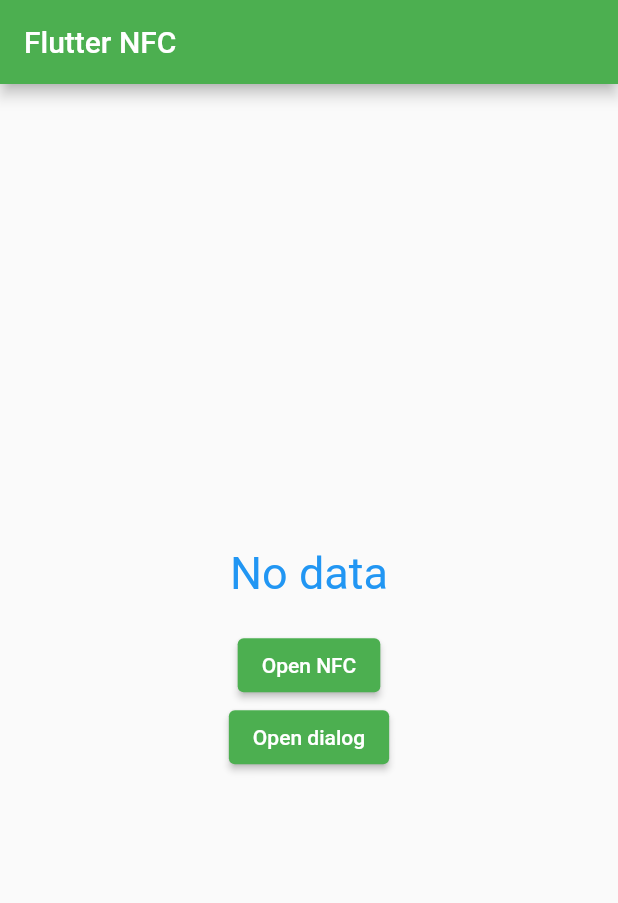
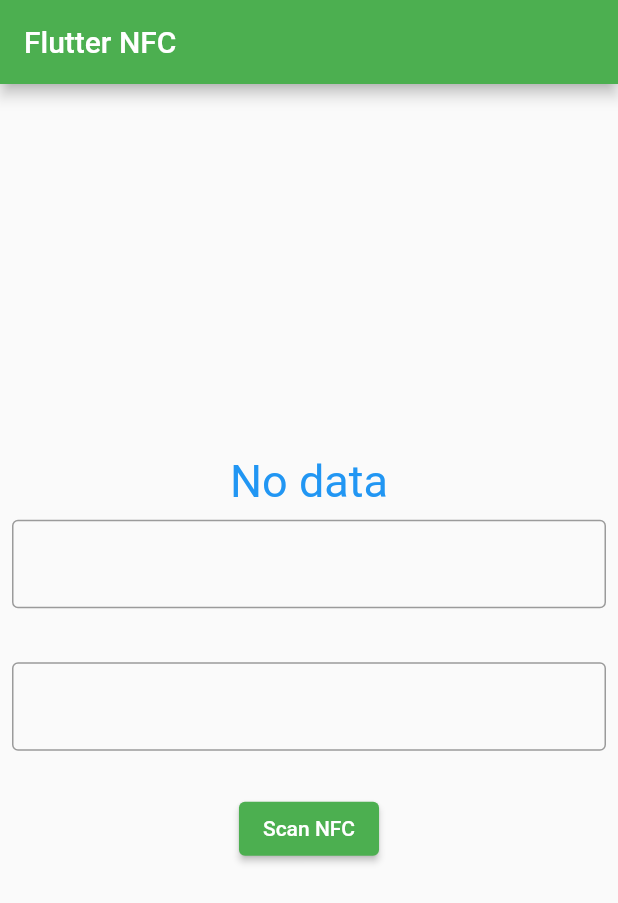
Before and after one commit to nguyenvanque/nfc_flutter, a Flutter app: the screen it shows after launch, on a phone screen of 412 x 824 dp. Shown: the top 903 px of the screen. Run offline on Flutter 3.47's test engine with Material 2 defaults, Android fonts, the phone set to English and light mode, and no system bars.

Commit message:
pass data to android

```diff
--- a/lib/main.dart
+++ b/lib/main.dart
@@ -9,15 +9,15 @@ const KEY_NATIVE = "showNativeView";
 class MyApp extends StatelessWidget {
   @override
   Widget build(BuildContext context) {
-    return  MaterialApp(
+    return MaterialApp(
       title: 'Flutter NFC',
       initialRoute: '/',
       routes: {
         '/': (context) => MyHomePage(),
         '/reader_page': (context) => MyHomePage(),
-
       },
-      theme:  ThemeData(
+      debugShowCheckedModeBanner: false,
+      theme: ThemeData(
         primarySwatch: Colors.green,
       ),
     );
@@ -33,18 +33,21 @@ class MyHomePage extends StatefulWidget {
 
 class _MyHomePageState extends State<MyHomePage> {
   static const platform = MethodChannel(CHANNEL);
-  String _message="";
+  String _message = "";
+
+  final edtP1 = TextEditingController();
+  final edtP2 = TextEditingController();
+
   @override
   void initState() {
-    _getMessage().then((String message) {
-      setState(() {
-        _message = message;
-        if(message!=null||!message.isEmpty){
-          Future.delayed(Duration.zero, () => _showMyDialog(message));
-        }
-      });
-
-    });
+    // _getMessage().then((String message) {
+    //   setState(() {
+    //     _message = message;
+    //     if (message != null || !message.isEmpty) {
+    //       Future.delayed(Duration.zero, () => _showMyDialog(message));
+    //     }
+    //   });
+    // });
 
     super.initState();
   }
@@ -52,28 +55,62 @@ class _MyHomePageState extends State<MyHomePage> {
   @override
   Widget build(BuildContext context) {
     return Scaffold(
-      appBar:  AppBar(
-        title:  Text("Flutter NFC"),
+      appBar: AppBar(
+        title: Text("Flutter NFC"),
       ),
-      body:  Center(
-        child:  Column(
+      body: Center(
+        child: Column(
           mainAxisAlignment: MainAxisAlignment.center,
           children: <Widget>[
-            Text(_message==null||_message.isEmpty?"No data":_message,style: TextStyle(fontSize: 30,color: Colors.blue),),
-            SizedBox(height: 20,),
+            Text(
+              _message == null || _message.isEmpty ? "No data" : _message,
+              style: TextStyle(fontSize: 30, color: Colors.blue),
+            ),
+            Padding(
+              padding: const EdgeInsets.all(8.0),
+              child: TextField(
+                controller: edtP1,
+                decoration: InputDecoration(
+                    border: OutlineInputBorder(),
+                    labelText: '',
+                    hintText: 'Enter Your pin1'),
+              ),
+            ),
+            SizedBox(
+              height: 20.0,
+            ),
+            Padding(
+              padding: const EdgeInsets.all(8.0),
+              child: TextField(
+                controller: edtP2,
+                decoration:
+                    InputDecoration(
+                        border: OutlineInputBorder(),
+                        labelText: '',
+                        hintText: 'Enter Your pin2'),
+              ),
+            ),
+            SizedBox(
+              height: 20,
+            ),
+            // ElevatedButton(
+            //   child: Text('Open NFC'),
+            //   onPressed: showNativeView,
+            // ),
             ElevatedButton(
-              child:  Text('Open NFC'),
-              onPressed: showNativeView,
+              child: Text('Scan NFC'),
+              onPressed: _getMessage,
             ),
-            ElevatedButton(
-              child:  Text('Open dialog'),
-              onPressed: ()=>_showMyDialog("ddd"),
-            ),
+            // ElevatedButton(
+            //   child:  Text('Open dialog'),
+            //   onPressed: ()=>_showMyDialog("ddd"),
+            // ),
           ],
         ),
       ),
     );
   }
+
   Future<void> _showMyDialog(message) async {
     return showDialog<void>(
       context: context,
@@ -83,15 +120,21 @@ class _MyHomePageState extends State<MyHomePage> {
           title: const Text('Notification has data'),
           content: SingleChildScrollView(
             child: ListBody(
-              children:  <Widget>[
+              children: <Widget>[
                 Text('This is data scan nfc'),
-                Text(message,style: TextStyle(fontSize: 20,color: Colors.black),),
+                Text(
+                  message,
+                  style: TextStyle(
+                      fontSize: 20,
+                      color: Colors.black,
+                      fontWeight: FontWeight.bold),
+                ),
               ],
             ),
           ),
           actions: <Widget>[
             TextButton(
-              child: const Text('Approve'),
+              child: const Text('Close  '),
               onPressed: () {
                 Navigator.of(context).pop();
               },
@@ -101,6 +144,7 @@ class _MyHomePageState extends State<MyHomePage> {
       },
     );
   }
+
   Future<Null> showNativeView() async {
     await platform.invokeMethod(KEY_NATIVE);
   }
@@ -112,14 +156,14 @@ class _MyHomePageState extends State<MyHomePage> {
         return Future.value("");
     }
   }
+
   Future<String> _getMessage() async {
-    var sendMap = <String, dynamic> {
-      'from' : 'Brandon',
-    };
+    var sendMap = <String, dynamic>{
+      'edtP1': edtP1.text,
+      'edtP2': edtP2.text};
     String? value;
     try {
-      value = await platform.invokeMethod('getDataNfc', sendMap);
-
+      value = await platform.invokeMethod('getPin', sendMap);
     } catch (e) {
       print(e);
     }
@@ -127,7 +171,6 @@ class _MyHomePageState extends State<MyHomePage> {
     return value!;
   }
 }
-
 
 // class MyHomePage extends StatelessWidget {
 //
```
Also changed, not shown: pubspec.lock, 6 other files.
